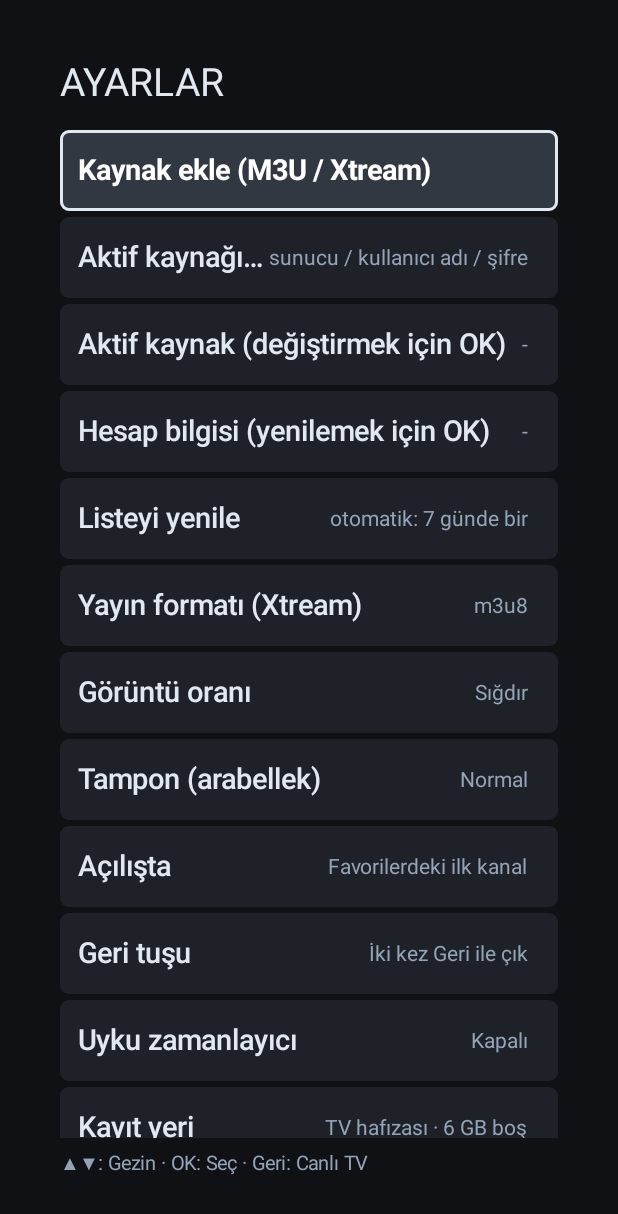
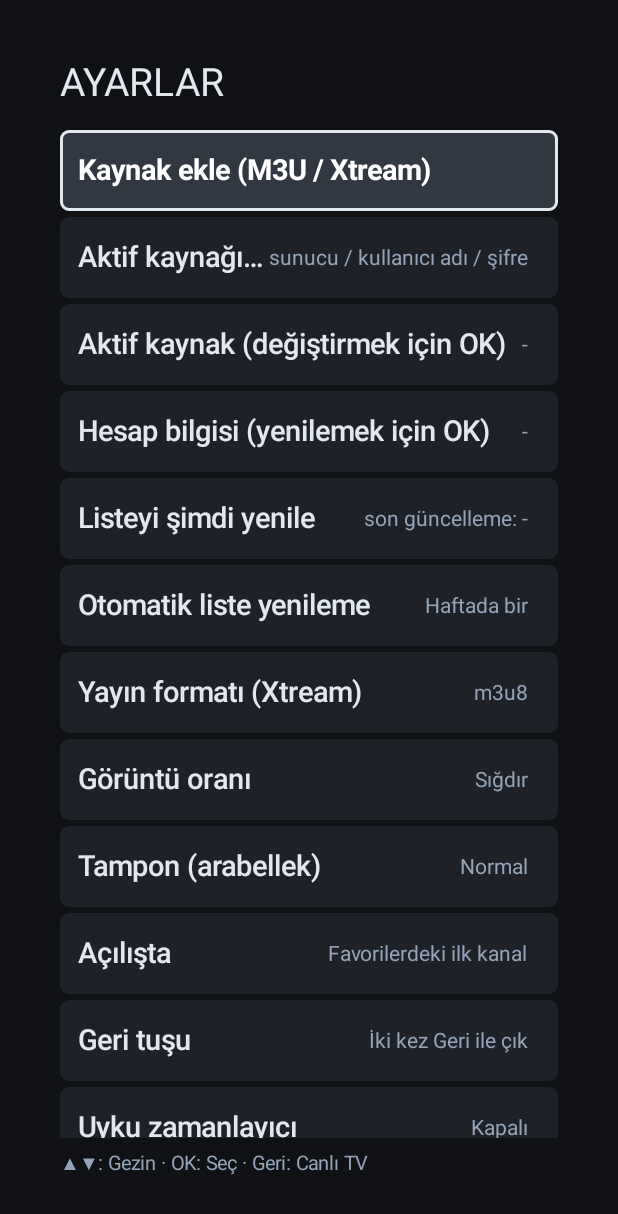
Before and after one commit to berzahbey/dedplay-android-ip-tv, an Android app built with Jetpack Compose: the composable SettingsScreen shown on its own in the app's theme, on a phone screen of 412 x 824 dp. Shown: the top 1214 px of the screen. Run offline under Robolectric (Android 15) with nearby library versions, the phone set to English and light mode, and no system bars; pictures from the network do not load; 7 statements that could not run were skipped.

Commit message:
v1.7: liste yenileme seçenekleri, M3U kanal taraması, Ayarlar'da sürüm

```diff
--- a/app/src/main/java/com/iptv/tv/Models.kt
+++ b/app/src/main/java/com/iptv/tv/Models.kt
@@ -62,7 +62,10 @@ const val ALL_GROUP = "☰ Tüm Kanallar"
 const val USER_AGENT = "IPTVSmartersPro"
 
 /** Liste otomatik yenileme araligi (7 gun). Elle: Ayarlar > Listeyi yenile. */
-const val AUTO_REFRESH_MS = 7L * 24 * 3600 * 1000
+/** Otomatik liste yenileme secenekleri (Ayarlar). -1 = kapali, sadece elle. */
+val REFRESH_LABELS = listOf("Her açılışta", "Günde bir", "3 günde bir", "Haftada bir", "Kapalı (sadece elle)")
+private const val DAY_MS = 24L * 3600 * 1000
+val REFRESH_MS = listOf(0L, DAY_MS, 3 * DAY_MS, 7 * DAY_MS, -1L)
 
 val RESIZE_LABELS = listOf("Sığdır", "Doldur (kırp)", "Uzat")
 val BUFFER_LABELS = listOf("Düşük (hızlı açılış)", "Normal", "Yüksek (az takılma)")
--- a/app/src/main/java/com/iptv/tv/Store.kt
+++ b/app/src/main/java/com/iptv/tv/Store.kt
@@ -65,6 +65,11 @@ class Store(private val ctx: Context) {
     var startMode: Int
         get() = prefs.getInt("startMode", 0)
         set(v) { prefs.edit().putInt("startMode", v).apply() }
+
+    /** Otomatik liste yenileme: REFRESH_LABELS sirasi (varsayilan: haftada bir). */
+    var refreshMode: Int
+        get() = prefs.getInt("refreshMode", 3)
+        set(v) { prefs.edit().putInt("refreshMode", v).apply() }
 
     /** M3U taramasinda calismayan bulunan kanallar gizlensin mi. */
     var hideDead: Boolean
--- a/app/src/main/java/com/iptv/tv/ui/SettingsScreens.kt
+++ b/app/src/main/java/com/iptv/tv/ui/SettingsScreens.kt
@@ -14,6 +14,7 @@ import androidx.compose.runtime.LaunchedEffect
 import androidx.compose.runtime.getValue
 import androidx.compose.runtime.mutableIntStateOf
 import androidx.compose.runtime.remember
+import androidx.compose.ui.platform.LocalContext
 import androidx.compose.runtime.setValue
 import androidx.compose.ui.Modifier
 import androidx.compose.ui.focus.FocusRequester
@@ -26,6 +27,7 @@ import com.iptv.tv.BUFFER_LABELS
 import com.iptv.tv.RESIZE_LABELS
 import com.iptv.tv.START_LABELS
 import com.iptv.tv.BACK_LABELS
+import com.iptv.tv.REFRESH_LABELS
 import com.iptv.tv.Screen
 
 @Composable
@@ -38,6 +40,10 @@ fun SettingsScreen(vm: AppViewModel) {
     BackHandler { vm.openScreen(Screen.LIVE) }
 
     val src = vm.activeSource()
+    val ctx = LocalContext.current
+    val appVersion = remember {
+        runCatching { ctx.packageManager.getPackageInfo(ctx.packageName, 0).versionName }.getOrNull() ?: "?"
+    }
     val restoreBackup = rememberBackupRestorer(vm) { vm.toast(it) }
 
     /** OK'a iki kez basinca calisan (onayli) islem. */
@@ -62,9 +68,10 @@ fun SettingsScreen(vm: AppViewModel) {
         },
         OptionItem(ListRow("Aktif kaynak (değiştirmek için OK)", sub = src?.name ?: "-")) { vm.cycleSource() },
         OptionItem(ListRow("Hesap bilgisi (yenilemek için OK)", sub = vm.accountLabel())) { vm.loadAccount() },
-        OptionItem(ListRow("Listeyi yenile", sub = if (vm.loading) "yükleniyor…" else "otomatik: 7 günde bir")) {
+        OptionItem(ListRow("Listeyi şimdi yenile", sub = if (vm.loading) "yükleniyor…" else "son güncelleme: ${vm.libraryAgeLabel()}")) {
             vm.refresh(); vm.toast("Liste yenileniyor…")
         },
+        OptionItem(ListRow("Otomatik liste yenileme", sub = REFRESH_LABELS[vm.refreshMode])) { vm.cycleRefreshMode() },
     ) + scanItems + listOf(
         OptionItem(ListRow("Yayın formatı (Xtream)", sub = vm.streamExt)) { vm.toggleExt() },
         OptionItem(ListRow("Görüntü oranı", sub = RESIZE_LABELS[vm.resizeMode])) { vm.cycleResize() },
@@ -93,7 +100,8 @@ fun SettingsScreen(vm: AppViewModel) {
         OptionItem(ListRow("Aktif kaynağı sil", sub = if (confirm == 14) "Onay için tekrar OK" else "")) {
             confirmed(14, "Silmek için tekrar OK'a basın") { vm.deleteActive() }
         },
-        OptionItem(ListRow("Uygulamayı yeniden başlat")) { vm.restartApp() }
+        OptionItem(ListRow("Uygulamayı yeniden başlat")) { vm.restartApp() },
+        OptionItem(ListRow("Uygulama sürümü", sub = "v$appVersion")) { vm.toast("dedplay v$appVersion") }
     )
     val rows = items.map { it.row }
 
```
Also changed, not shown: app/src/main/java/com/iptv/tv/AppViewModel.kt (+28 -2 lines), 1 other file.
